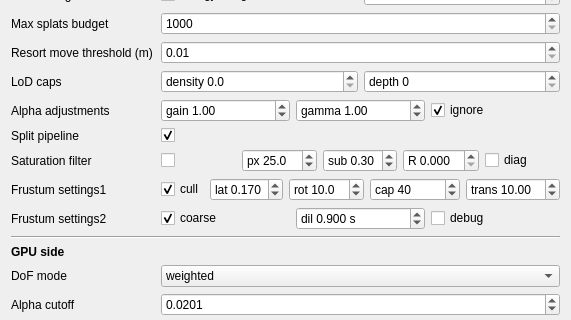
The window that gui_client/GaussianSplatSettingsWidget.ui (russiaman/substrata_robo) describes before a commit, drawn with Qt 5; both pictures show x 0 to 571 and y 220 to 540 of the 571 by 1252 pixel window.
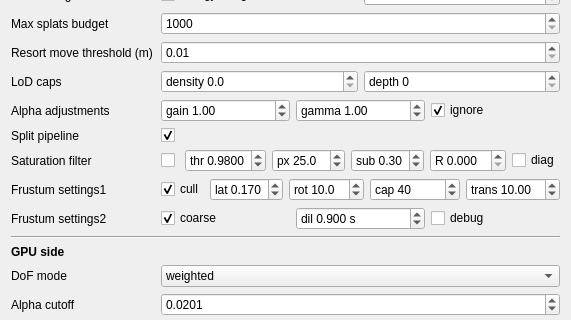
The same window after the commit.

Commit message:
Splat UI: add "thr" spinbox for the CPU saturation prefilter's own threshold
Matches the glare-core change: the prefilter no longer shares the GPU
Saturation gate's threshold. Placed right after the "Saturation filter"
checkbox, before px. Default 0.98.

```diff
--- a/gui_client/GaussianSplatSettingsWidget.ui
+++ b/gui_client/GaussianSplatSettingsWidget.ui
@@ -619,6 +619,31 @@
         </property>
        </widget>
       </item>
+      <item>
+       <widget class="QDoubleSpinBox" name="satPrefilterThresholdDoubleSpinBox">
+        <property name="prefix">
+         <string>thr </string>
+        </property>
+        <property name="toolTip">
+         <string>SESSION079. This stage's OWN saturation threshold - independent of the "Saturation gate" row's threshold below, which this used to reuse. Coverage a direction must reach, from the coarse floor's accumulated alpha, before this CPU pre-GPU cull considers it occluded and starts dropping fine geometry behind it. Split out into its own control because the two mechanisms are genuinely independent (this one is a once-per-traversal CPU decision from the coarse floor; the gate below is a per-frame GPU test) and the owner expects the gate may eventually be dropped, at which point this one needs to keep standing on its own. Default 0.98.</string>
+        </property>
+        <property name="decimals">
+         <number>4</number>
+        </property>
+        <property name="minimum">
+         <double>0.000000000000000</double>
+        </property>
+        <property name="maximum">
+         <double>0.999900000000000</double>
+        </property>
+        <property name="singleStep">
+         <double>0.010000000000000</double>
+        </property>
+        <property name="value">
+         <double>0.980000000000000</double>
+        </property>
+       </widget>
+      </item>
       <item>
        <widget class="QDoubleSpinBox" name="coarsePixelScaleDoubleSpinBox">
         <property name="prefix">
```
The commit also changes 2 other files.
